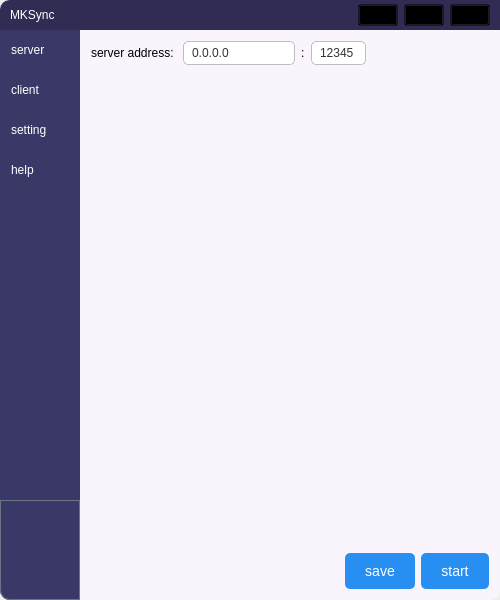
Above: exec/frontend/src/mainwindow.ui from Btk-Project/mksync before the change. Below: the same form after it.
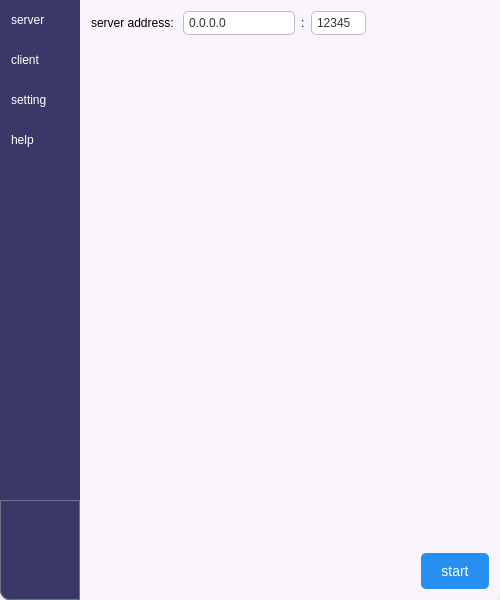
That is the form after the change. The open tabs and pages were chosen to show the change. Icons and pictures are not drawn. Custom widgets are drawn as their Qt base class.

Diff of the .ui file:
```diff
--- a/exec/frontend/src/mainwindow.ui
+++ b/exec/frontend/src/mainwindow.ui
@@ -30,112 +30,6 @@
     <property name="bottomMargin">
      <number>0</number>
     </property>
-    <item>
-     <widget class="QWidget" name="title" native="true">
-      <property name="sizePolicy">
-       <sizepolicy hsizetype="Preferred" vsizetype="Fixed">
-        <horstretch>0</horstretch>
-        <verstretch>0</verstretch>
-       </sizepolicy>
-      </property>
-      <property name="minimumSize">
-       <size>
-        <width>0</width>
-        <height>30</height>
-       </size>
-      </property>
-      <property name="styleSheet">
-       <string notr="true">QWidget#title {
-	border-top-left-radius: 10;
-	border: 1px solid #302c54;
-	background-color: #302c54;
-}
-QPushButton {
-	background-color: transparent;
-}
-
-QPushButton:hover {
-	border: 1px solid #3a3866;
-	background-color: #3a3866;
-}</string>
-      </property>
-      <layout class="QHBoxLayout" name="horizontalLayout_2">
-       <property name="leftMargin">
-        <number>10</number>
-       </property>
-       <property name="topMargin">
-        <number>0</number>
-       </property>
-       <property name="rightMargin">
-        <number>10</number>
-       </property>
-       <property name="bottomMargin">
-        <number>0</number>
-       </property>
-       <item>
-        <widget class="QLabel" name="label">
-         <property name="styleSheet">
-          <string notr="true">QLabel {
-	color: #FFFFFF;
-}</string>
-         </property>
-         <property name="text">
-          <string>MKSync</string>
-         </property>
-        </widget>
-       </item>
-       <item>
-        <spacer name="horizontalSpacer">
-         <property name="orientation">
-          <enum>Qt::Horizontal</enum>
-         </property>
-         <property name="sizeHint" stdset="0">
-          <size>
-           <width>359</width>
-           <height>20</height>
-          </size>
-         </property>
-        </spacer>
-       </item>
-       <item>
-        <widget class="QPushButton" name="minimize_button">
-         <property name="styleSheet">
-          <string notr="true"/>
-         </property>
-         <property name="text">
-          <string/>
-         </property>
-         <property name="icon">
-          <iconset resource="../resource/resource.qrc">
-           <normaloff>:/icons/widget/minimize.png</normaloff>:/icons/widget/minimize.png</iconset>
-         </property>
-        </widget>
-       </item>
-       <item>
-        <widget class="QPushButton" name="layout_button">
-         <property name="text">
-          <string/>
-         </property>
-         <property name="icon">
-          <iconset resource="../resource/resource.qrc">
-           <normaloff>:/icons/widget/layout.png</normaloff>:/icons/widget/layout.png</iconset>
-         </property>
-        </widget>
-       </item>
-       <item>
-        <widget class="QPushButton" name="close_button">
-         <property name="text">
-          <string/>
-         </property>
-         <property name="icon">
-          <iconset resource="../resource/resource.qrc">
-           <normaloff>:/icons/widget/close.png</normaloff>:/icons/widget/close.png</iconset>
-         </property>
-        </widget>
-       </item>
-      </layout>
-     </widget>
-    </item>
     <item>
      <widget class="QWidget" name="control" native="true">
       <property name="layoutDirection">
@@ -307,6 +201,9 @@
 	background-color: transparent;
 	border-bottom-right-radius: 10;
 }
+QLabel {
+	color: #000000;
+}
 </string>
          </property>
          <property name="currentIndex">
@@ -323,7 +220,7 @@
     color: #333333; /* 深灰色文字 */
     border: 1px solid #BDBDBD; /* 浅灰色边框 */
     border-radius: 5px; /* 圆角 */
-    padding: 3px 6px; /* 内边距 */
+    padding: 3px 3px; /* 内边距 */
     font-size: 12px; /* 字体大小 */
 	text-align: center; /* 文本居中对齐 */
 }
@@ -353,8 +250,7 @@
     color: #333333; /* 深灰色文字 */
     border: 1px solid #BDBDBD; /* 浅灰色边框 */
     border-radius: 5px; /* 圆角 */
-    padding: 3px 6px; /* 内边距 */
-    font-size: 12px; /* 字体大小 */
+    padding: 3px 3px; /* 内边距 */
 	text-align: center; /* 文本居中对齐 */
 }
 
@@ -377,6 +273,7 @@
     color: #A0A0A0; /* 更浅的灰色文字 */
     border: 1px solid #DADADA; /* 更浅的灰色边框 */
 }
+
 QSpinBox::up-button {
     subcontrol-origin: border;
     subcontrol-position: top right; /* position at the top right corner */
@@ -527,13 +424,6 @@
                </property>
               </spacer>
              </item>
-             <item>
-              <widget class="QPushButton" name="client_config_button">
-               <property name="text">
-                <string>save</string>
-               </property>
-              </widget>
-             </item>
              <item>
               <widget class="QPushButton" name="client_start_button">
                <property name="text">
```
Left out of the diff: 19 changed lines with no effect on the pictures.
